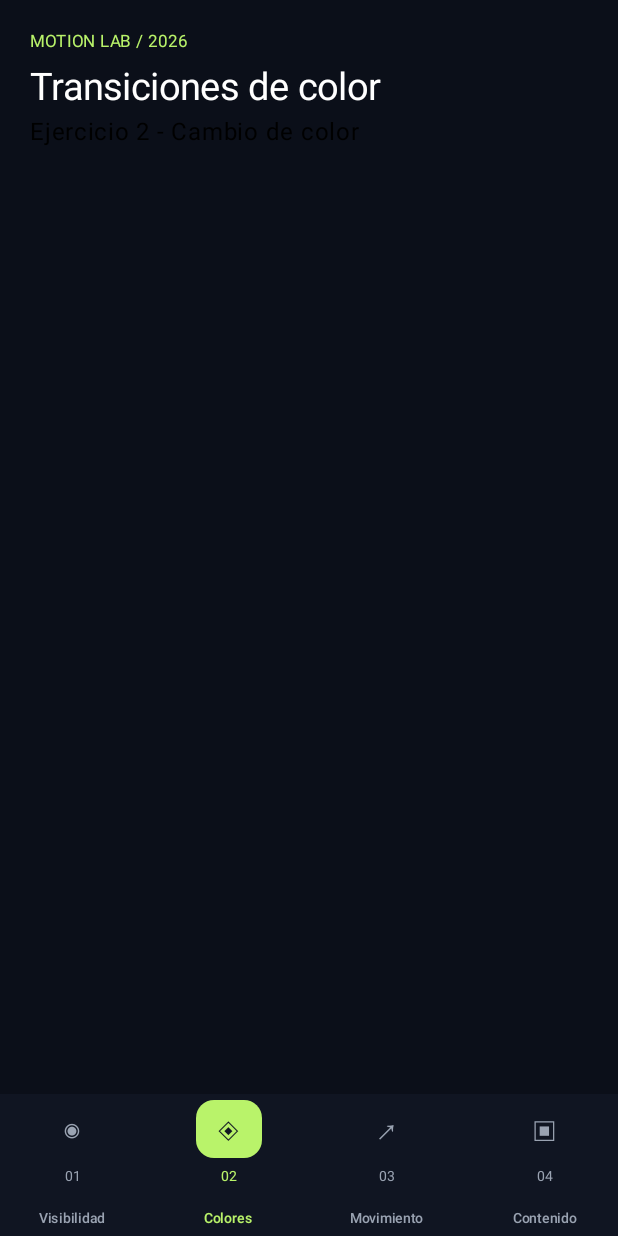
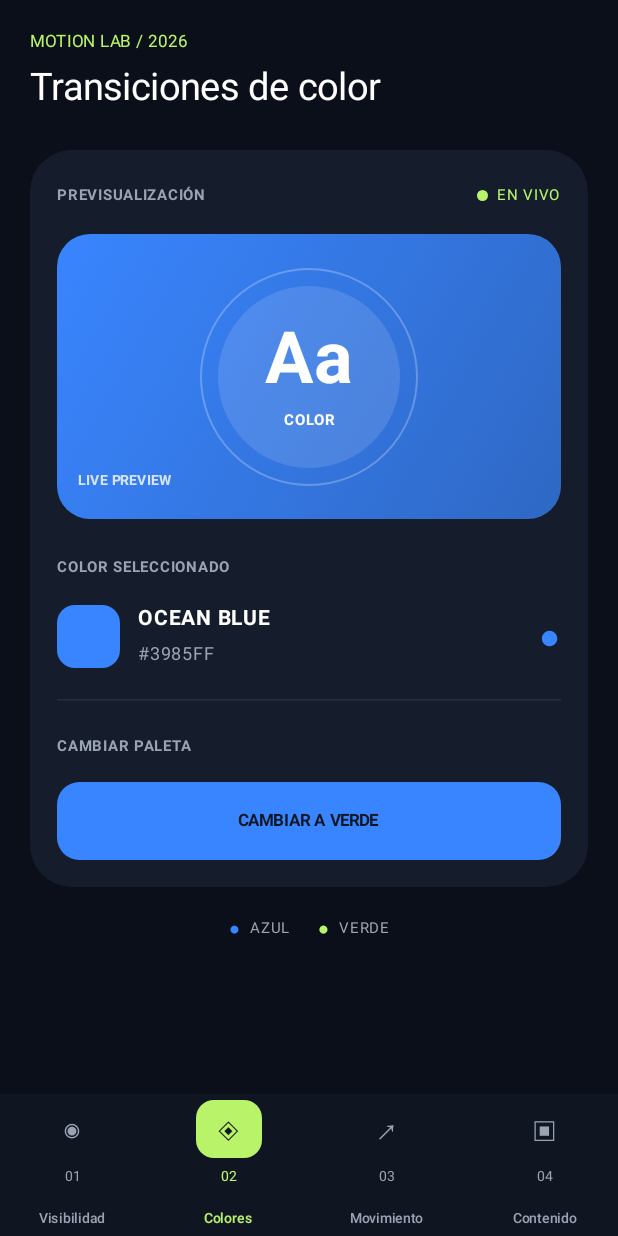
Before and after one commit to yefersonquispe-cloud/Lab13Animaciones, an Android app built with Jetpack Compose: the screen it shows after launch (MainActivity), item 2 of the bottom bar chosen, on a phone screen of 412 x 824 dp. Run offline under Robolectric (Android 15) with nearby library versions, the phone set to English and light mode, and no system bars.

Commit message:
Implementé el cambio de color en el ejercicio 2

```diff
--- a/app/src/main/java/com/yeferson/lab13animaciones/screens/Ejercicio2Screen.kt
+++ b/app/src/main/java/com/yeferson/lab13animaciones/screens/Ejercicio2Screen.kt
@@ -1,9 +1,92 @@
 package com.yeferson.lab13animaciones.screens
 
-import androidx.compose.material3.Text
-import androidx.compose.runtime.Composable
+import androidx.compose.foundation.background
+import androidx.compose.foundation.border
+import androidx.compose.foundation.layout.*
+import androidx.compose.foundation.shape.CircleShape
+import androidx.compose.foundation.shape.RoundedCornerShape
+import androidx.compose.material3.*
+import androidx.compose.runtime.*
+import androidx.compose.ui.Alignment
+import androidx.compose.ui.Modifier
+import androidx.compose.ui.draw.clip
+import androidx.compose.ui.graphics.Brush
+import androidx.compose.ui.graphics.Color
+import androidx.compose.ui.text.font.FontWeight
+import androidx.compose.ui.unit.dp
+import androidx.compose.ui.unit.sp
 
 @Composable
 fun Ejercicio2Screen() {
-    Text("Ejercicio 2 - Cambio de color")
+    var isBlue by remember { mutableStateOf(true) }
+    val currentColor = if (isBlue) Color(0xFF3985FF) else Color(0xFFB9F36A)
+    val colorName = if (isBlue) "OCEAN BLUE" else "NEON GREEN"
+    val hexCode = if (isBlue) "#3985FF" else "#B9F36A"
+
+    Column(modifier = Modifier.fillMaxWidth(), horizontalAlignment = Alignment.CenterHorizontally) {
+        Spacer(modifier = Modifier.height(24.dp))
+
+        Card(modifier = Modifier.fillMaxWidth(), shape = RoundedCornerShape(28.dp), colors = CardDefaults.cardColors(containerColor = Color(0xFF151D2C))) {
+            Column(modifier = Modifier.padding(18.dp)) {
+                Row(modifier = Modifier.fillMaxWidth(), horizontalArrangement = Arrangement.SpaceBetween, verticalAlignment = Alignment.CenterVertically) {
+                    Text("PREVISUALIZACIÓN", color = Color(0xFF9AA3B2), fontSize = 10.sp, fontWeight = FontWeight.Bold)
+                    Row(verticalAlignment = Alignment.CenterVertically) {
+                        Box(modifier = Modifier.size(7.dp).background(Color(0xFFB9F36A), CircleShape))
+                        Spacer(modifier = Modifier.width(6.dp))
+                        Text("EN VIVO", color = Color(0xFFB9F36A), fontSize = 10.sp)
+                    }
+                }
+
+                Spacer(modifier = Modifier.height(14.dp))
+
+                Box(modifier = Modifier.fillMaxWidth().height(190.dp).clip(RoundedCornerShape(22.dp)).background(Brush.linearGradient(listOf(currentColor, currentColor.copy(alpha = 0.72f)))), contentAlignment = Alignment.Center) {
+                    Box(modifier = Modifier.size(145.dp).border(1.dp, Color.White.copy(alpha = 0.25f), CircleShape).padding(12.dp).clip(CircleShape).background(Color.White.copy(alpha = 0.12f)), contentAlignment = Alignment.Center) {
+                        Column(horizontalAlignment = Alignment.CenterHorizontally) {
+                            Text("Aa", color = Color.White, fontSize = 48.sp, fontWeight = FontWeight.Bold)
+                            Text("COLOR", color = Color.White, fontSize = 10.sp, fontWeight = FontWeight.Bold)
+                        }
+                    }
+                    Text("LIVE PREVIEW", modifier = Modifier.align(Alignment.BottomStart).padding(14.dp), color = Color.White.copy(alpha = 0.8f), fontSize = 9.sp, fontWeight = FontWeight.Bold)
+                }
+
+                Spacer(modifier = Modifier.height(20.dp))
+
+                Text("COLOR SELECCIONADO", color = Color(0xFF9AA3B2), fontSize = 10.sp, fontWeight = FontWeight.Bold)
+                Spacer(modifier = Modifier.height(10.dp))
+
+                Row(modifier = Modifier.fillMaxWidth(), verticalAlignment = Alignment.CenterVertically) {
+                    Box(modifier = Modifier.size(42.dp).clip(RoundedCornerShape(12.dp)).background(currentColor))
+                    Spacer(modifier = Modifier.width(12.dp))
+                    Column(modifier = Modifier.weight(1f)) {
+                        Text(colorName, color = Color.White, fontSize = 14.sp, fontWeight = FontWeight.Bold)
+                        Text(hexCode, color = Color(0xFF9AA3B2), fontSize = 12.sp)
+                    }
+                    Text("●", color = currentColor, fontSize = 23.sp)
+                }
+
+                Spacer(modifier = Modifier.height(18.dp))
+                HorizontalDivider(color = Color.White.copy(alpha = 0.08f))
+                Spacer(modifier = Modifier.height(18.dp))
+
+                Text("CAMBIAR PALETA", color = Color(0xFF9AA3B2), fontSize = 10.sp, fontWeight = FontWeight.Bold)
+                Spacer(modifier = Modifier.height(12.dp))
+
+                Button(onClick = { isBlue = !isBlue }, modifier = Modifier.fillMaxWidth().height(52.dp), shape = RoundedCornerShape(15.dp), colors = ButtonDefaults.buttonColors(containerColor = currentColor)) {
+                    Text(if (isBlue) "CAMBIAR A VERDE" else "CAMBIAR A AZUL", color = Color(0xFF101522), fontSize = 11.sp, fontWeight = FontWeight.Bold)
+                }
+            }
+        }
+
+        Spacer(modifier = Modifier.height(15.dp))
+
+        Row(modifier = Modifier.fillMaxWidth(), horizontalArrangement = Arrangement.Center, verticalAlignment = Alignment.CenterVertically) {
+            Text("●", color = Color(0xFF3985FF), fontSize = 12.sp)
+            Spacer(modifier = Modifier.width(6.dp))
+            Text("AZUL", color = Color(0xFF9AA3B2), fontSize = 10.sp)
+            Spacer(modifier = Modifier.width(18.dp))
+            Text("●", color = Color(0xFFB9F36A), fontSize = 12.sp)
+            Spacer(modifier = Modifier.width(6.dp))
+            Text("VERDE", color = Color(0xFF9AA3B2), fontSize = 10.sp)
+        }
+    }
 }
```
